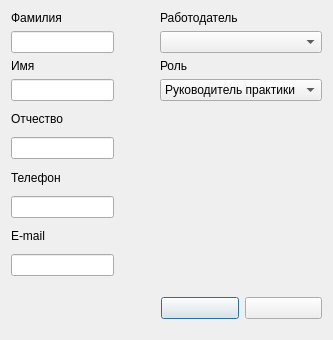
7enSmile/clientVKR, file ui/insertstaffemployer.ui: the form before one commit.
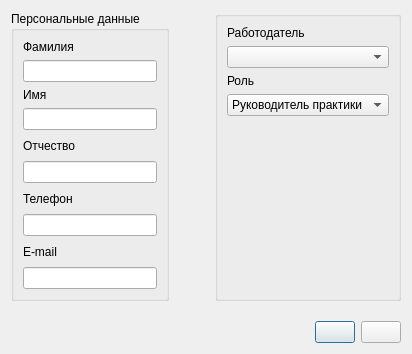
The form after the commit.

What changed in the file:
```diff
--- a/ui/insertstaffemployer.ui
+++ b/ui/insertstaffemployer.ui
@@ -6,8 +6,8 @@
    <rect>
     <x>0</x>
     <y>0</y>
-    <width>333</width>
-    <height>340</height>
+    <width>400</width>
+    <height>354</height>
    </rect>
   </property>
   <property name="windowTitle">
@@ -19,6 +19,12 @@
      <item>
       <layout class="QHBoxLayout" name="horizontalLayout_2">
        <item>
+        <widget class="QGroupBox" name="groupBox">
+         <property name="title">
+          <string>Персональные данные</string>
+         </property>
+         <layout class="QHBoxLayout" name="horizontalLayout_3">
+          <item>
         <layout class="QVBoxLayout" name="verticalLayout_7">
          <item>
           <layout class="QVBoxLayout" name="verticalLayout">
@@ -92,6 +98,9 @@
          </item>
         </layout>
        </item>
+         </layout>
+        </widget>
+       </item>
        <item>
         <spacer name="horizontalSpacer">
          <property name="orientation">
@@ -109,6 +118,12 @@
         </spacer>
        </item>
        <item>
+        <widget class="QGroupBox" name="groupBox_2">
+         <property name="title">
+          <string/>
+         </property>
+         <layout class="QVBoxLayout" name="verticalLayout_11">
+          <item>
         <layout class="QVBoxLayout" name="verticalLayout_9">
          <item>
           <widget class="QLabel" name="label_4">
@@ -164,6 +179,9 @@
         </layout>
        </item>
       </layout>
+        </widget>
+       </item>
+      </layout>
      </item>
      <item>
       <spacer name="verticalSpacer_3">
@@ -186,7 +204,7 @@
           <enum>Qt::Horizontal</enum>
          </property>
          <property name="sizeType">
-          <enum>QSizePolicy::Fixed</enum>
+          <enum>QSizePolicy::Expanding</enum>
          </property>
          <property name="sizeHint" stdset="0">
           <size>
@@ -212,22 +230,6 @@
        </item>
       </layout>
      </item>
-     <item>
-      <spacer name="verticalSpacer_2">
-       <property name="orientation">
-        <enum>Qt::Vertical</enum>
-       </property>
-       <property name="sizeType">
-        <enum>QSizePolicy::Fixed</enum>
-       </property>
-       <property name="sizeHint" stdset="0">
-        <size>
-         <width>20</width>
-         <height>10</height>
-        </size>
-       </property>
-      </spacer>
-     </item>
     </layout>
    </item>
   </layout>
```
Lines whose indentation alone changed are shown as unchanged.
